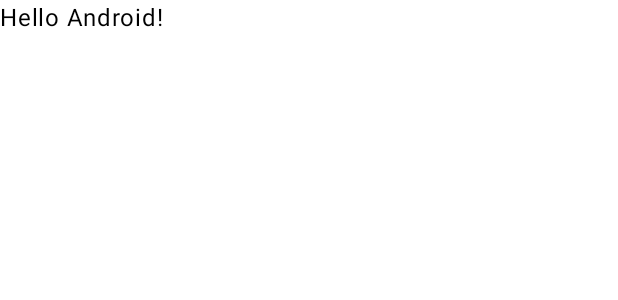
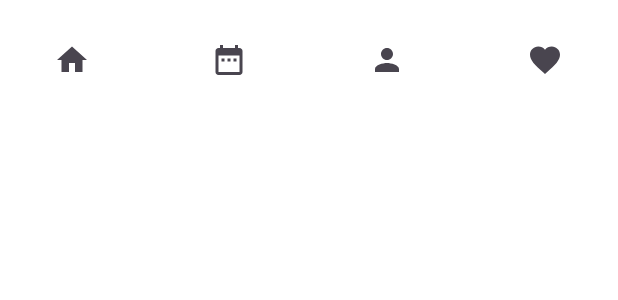
Before and after one commit to stywan/PetHome-Mobile, an Android app built with Jetpack Compose: the @Preview function GreetingPreview, on a phone screen of 412 x 824 dp. Shown: the top 300 px of the screen. Run offline under Robolectric (Android 15) with nearby library versions, the phone set to English and light mode, and no system bars.

Commit message:
Inicio-HomeScreen

```diff
--- a/app/src/main/java/com/example/pethome/MainActivity.kt
+++ b/app/src/main/java/com/example/pethome/MainActivity.kt
@@ -11,6 +11,9 @@ import androidx.compose.material3.Text
 import androidx.compose.runtime.Composable
 import androidx.compose.ui.Modifier
 import androidx.compose.ui.tooling.preview.Preview
+import com.example.pethome.ui.home.components.BannerCard
+import com.example.pethome.ui.home.components.BottomNavBar
+import com.example.pethome.ui.home.components.HomeTopBar
 import com.example.pethome.ui.theme.PetHomeTheme
 
 class MainActivity : ComponentActivity() {
@@ -18,30 +21,15 @@ class MainActivity : ComponentActivity() {
         super.onCreate(savedInstanceState)
         enableEdgeToEdge()
         setContent {
-            PetHomeTheme {
-                Scaffold(modifier = Modifier.fillMaxSize()) { innerPadding ->
-                    Greeting(
-                        name = "Android",
-                        modifier = Modifier.padding(innerPadding)
-                    )
-                }
-            }
+            BottomNavBar {  }
         }
     }
 }
 
-@Composable
-fun Greeting(name: String, modifier: Modifier = Modifier) {
-    Text(
-        text = "Hello $name!",
-        modifier = modifier
-    )
-}
+
 
 @Preview(showBackground = true)
 @Composable
 fun GreetingPreview() {
-    PetHomeTheme {
-        Greeting("Android")
-    }
+    BottomNavBar {  }
 }
--- /dev/null
+++ b/app/src/main/java/com/example/pethome/ui/home/components/BottomNavBar.kt
@@ -0,0 +1,37 @@
+package com.example.pethome.ui.home.components
+
+import androidx.compose.material3.*
+import androidx.compose.material.icons.Icons
+import androidx.compose.material.icons.filled.*
+import androidx.compose.runtime.Composable
+import androidx.compose.ui.graphics.vector.ImageVector
+import androidx.compose.ui.graphics.Color
+
+sealed class BottomNavItem(val route: String, val icon: ImageVector) {
+    object Home : BottomNavItem("home", Icons.Default.Home)
+    object Calendar : BottomNavItem("calendar", Icons.Default.DateRange)
+    object Profile : BottomNavItem("profile", Icons.Default.Person)
+    object Pets : BottomNavItem("pets", Icons.Default.Favorite) // Cambié Pets por Favorite
+}
+
+@Composable
+fun BottomNavBar(onNavigate: (String) -> Unit) {
+    val items = listOf(
+        BottomNavItem.Home,
+        BottomNavItem.Calendar,
+        BottomNavItem.Profile,
+        BottomNavItem.Pets
+    )
+
+    NavigationBar(
+        containerColor = Color.White
+    ) {
+        items.forEach { item ->
+            NavigationBarItem(
+                icon = { Icon(item.icon, contentDescription = null) },
+                selected = false,
+                onClick = { onNavigate(item.route) }
+            )
+        }
+    }
+}
```
Also changed, not shown: app/src/main/java/com/example/pethome/ui/home/HomeScreen.kt (added, +37 -0 lines), app/src/main/java/com/example/pethome/ui/home/components/BannerCard.kt (added, +55 -0 lines), app/src/main/java/com/example/pethome/ui/home/components/HomeTopBar.kt (added, +34 -0 lines), app/src/main/java/com/example/pethome/ui/home/components/MedicineShedule.kt (added, +74 -0 lines), app/src/main/java/com/example/pethome/ui/home/components/QuickAccessCard.kt (added, +51 -0 lines), app/src/main/java/com/example/pethome/ui/home/components/QuickAccessRow.kt (added, +27 -0 lines), app/src/main/res/drawable/banner_pet.png (added).
